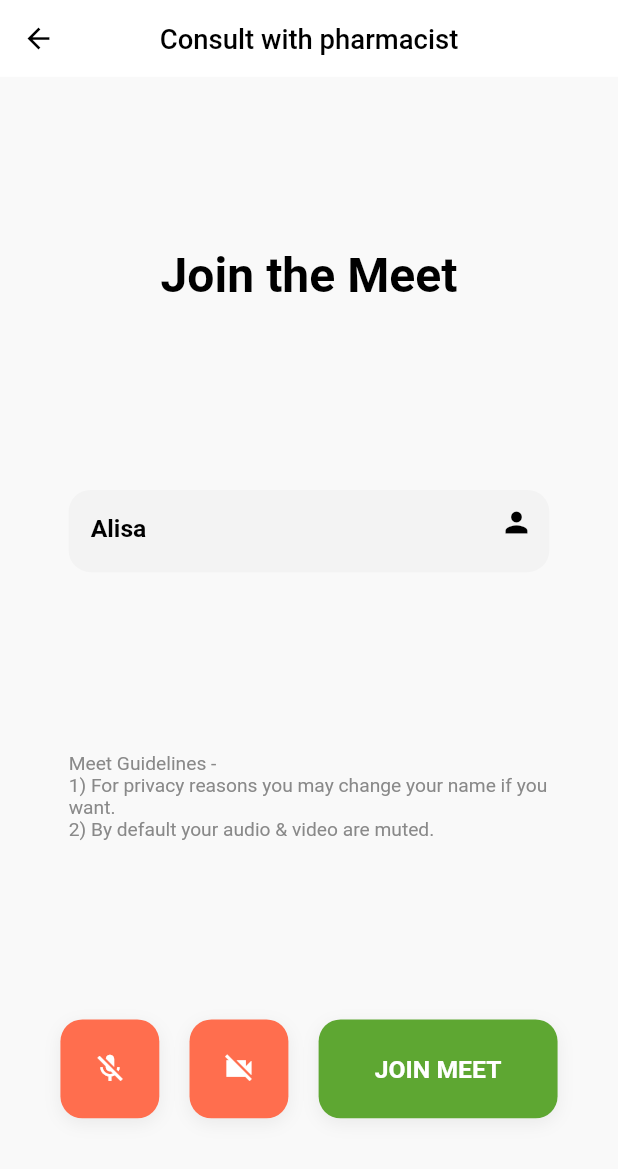
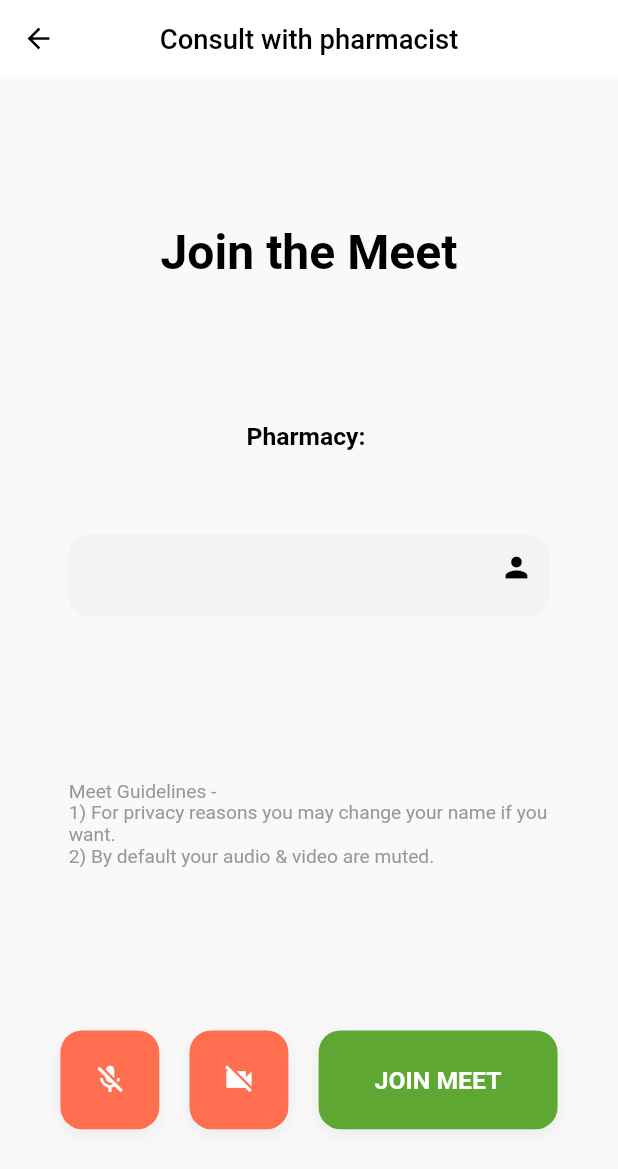
Before and after one commit to alisa-uthi/haiya-client-flutter, a Flutter app: the ConsultationVideoScreen screen opened by its route, on a phone screen of 412 x 824 dp. Shown: the top 1169 px of the screen. Run offline on Flutter 3.47's test engine with Material 2 defaults, Android fonts, the light colour scheme and no system bars; our stand-ins replace cached_network_image, firebase_core, firebase_messaging, flutter_datetime_picker, flutter_local_notifications, flutter_rating_bar and 9 more; missing offline and left inert: enum_to_string, flutter_otp, flutter_polyline_points, flutter_search_bar, jitsi_meet; accounts and stored records are empty.

Commit message:
pass pharmacy name and get dynamic user name

```diff
--- a/lib/routes.dart
+++ b/lib/routes.dart
@@ -86,7 +86,8 @@ final Map<String, WidgetBuilder> routes = {
       RatePharmacyScreen(pharmacyName: ''),
   MyOrdersScreen.routeName: (context) => MyOrdersScreen(),
   NotificationScreen.routeName: (context) => NotificationScreen(),
-  ConsultationVideoScreen.routeName: (context) => ConsultationVideoScreen(),
+  ConsultationVideoScreen.routeName: (context) =>
+      ConsultationVideoScreen(pharmacyName: ""),
   PharmacyAddressMapsScreen.routeName: (context) => PharmacyAddressMapsScreen(
         pharmacyName: '',
         address: new Address(
--- a/lib/screens/consultation/consultation_video_screen.dart
+++ b/lib/screens/consultation/consultation_video_screen.dart
@@ -3,6 +3,7 @@ import 'dart:io';
 import 'package:flutter/material.dart';
 import 'package:flutter/services.dart';
 import 'package:haiya_client/constants.dart';
+import 'package:haiya_client/shared/models/user_detail.dart';
 import 'package:jitsi_meet/feature_flag/feature_flag.dart';
 import 'package:jitsi_meet/jitsi_meet.dart';
 import 'package:jitsi_meet/room_name_constraint.dart';
@@ -10,7 +11,12 @@ import 'package:jitsi_meet/room_name_constraint_type.dart';
 
 class ConsultationVideoScreen extends StatefulWidget {
   static final routeName = '/consultation';
-  const ConsultationVideoScreen({Key? key}) : super(key: key);
+  const ConsultationVideoScreen({
+    Key? key,
+    required this.pharmacyName,
+  }) : super(key: key);
+
+  final String pharmacyName;
 
   @override
   _ConsultationVideoScreenState createState() =>
@@ -20,10 +26,10 @@ class ConsultationVideoScreen extends StatefulWidget {
 class _ConsultationVideoScreenState extends State<ConsultationVideoScreen> {
   // You can use these to add more control over the meet
   String serverText = "";
-  String roomText = "demoroom";
-  String subjectText = "Meeting";
-  String nameText = "Alisa";
-  String emailText = "email@gmail.com";
+  String roomText = "Consultation";
+  String subjectText = "Consultation Meeting";
+  String nameText = currentUser.firstname + " " + currentUser.lastname;
+  String emailText = currentUser.email;
 
   // Self-explainable bools
   var isAudioOnly = true;
@@ -35,12 +41,13 @@ class _ConsultationVideoScreenState extends State<ConsultationVideoScreen> {
     super.initState();
     // Adding a Listener
     JitsiMeet.addListener(JitsiMeetingListener(
-        onConferenceWillJoin: _onConferenceWillJoin,
-        onConferenceJoined: _onConferenceJoined,
-        onConferenceTerminated: _onConferenceTerminated,
-        onPictureInPictureWillEnter: _onPictureInPictureWillEnter,
-        onPictureInPictureTerminated: _onPictureInPictureTerminated,
-        onError: _onError));
+      onConferenceWillJoin: _onConferenceWillJoin,
+      onConferenceJoined: _onConferenceJoined,
+      onConferenceTerminated: _onConferenceTerminated,
+      onPictureInPictureWillEnter: _onPictureInPictureWillEnter,
+      onPictureInPictureTerminated: _onPictureInPictureTerminated,
+      onError: _onError,
+    ));
   }
 
   @override
@@ -80,7 +87,18 @@ class _ConsultationVideoScreenState extends State<ConsultationVideoScreen> {
                 ),
                 margin: EdgeInsets.fromLTRB(32, 0, 32, 0),
               ),
-              const Spacer(flex: 60),
+              const Spacer(flex: 50),
+              Text(
+                "Pharmacy: ${widget.pharmacyName}",
+                style: TextStyle(
+                  fontWeight: FontWeight.w600,
+                  fontSize: 18,
+                  color: Colors.black,
+                ),
+                overflow: TextOverflow.ellipsis,
+                maxLines: 2,
+              ),
+              const Spacer(flex: 30),
               Container(
                 width: 350,
                 height: 60,
@@ -122,7 +140,7 @@ class _ConsultationVideoScreenState extends State<ConsultationVideoScreen> {
                   "Meet Guidelines -\n1) For privacy reasons you may change your name if you want.\n2) By default your audio & video are muted.",
                   style: TextStyle(
                     fontSize: 14,
-                    color: Color(0xff898989),
+                    color: kGreyColor,
                   ),
                 ),
               ),
--- a/lib/screens/product_list/product_list_screen.dart
+++ b/lib/screens/product_list/product_list_screen.dart
@@ -133,7 +133,9 @@ class _ProductListScreenState extends State<ProductListScreen> {
                       pharmacyName: widget.pharmacyName,
                     ),
                     SizedBox(height: kDefaultPadding / 1.5),
-                    ConsultationBtn(),
+                    if (widget.pharmacyName != null &&
+                        widget.pharmacyName != "")
+                      ConsultationBtn(pharmacyName: widget.pharmacyName!),
                     Container(
                       padding: const EdgeInsets.all(kDefaultPadding),
                       child: Column(
--- a/lib/shared/widgets/consultation_btn.dart
+++ b/lib/shared/widgets/consultation_btn.dart
@@ -5,7 +5,10 @@ import 'package:haiya_client/screens/consultation/consultation_video_screen.dart
 class ConsultationBtn extends StatelessWidget {
   const ConsultationBtn({
     Key? key,
+    required this.pharmacyName,
   }) : super(key: key);
+
+  final String pharmacyName;
 
   @override
   Widget build(BuildContext context) {
@@ -14,7 +17,7 @@ class ConsultationBtn extends StatelessWidget {
         context,
         PageRouteBuilder(
           pageBuilder: (context, animation1, animation2) =>
-              ConsultationVideoScreen(),
+              ConsultationVideoScreen(pharmacyName: pharmacyName),
           transitionDuration: Duration(seconds: 0),
         ),
       ),
```
